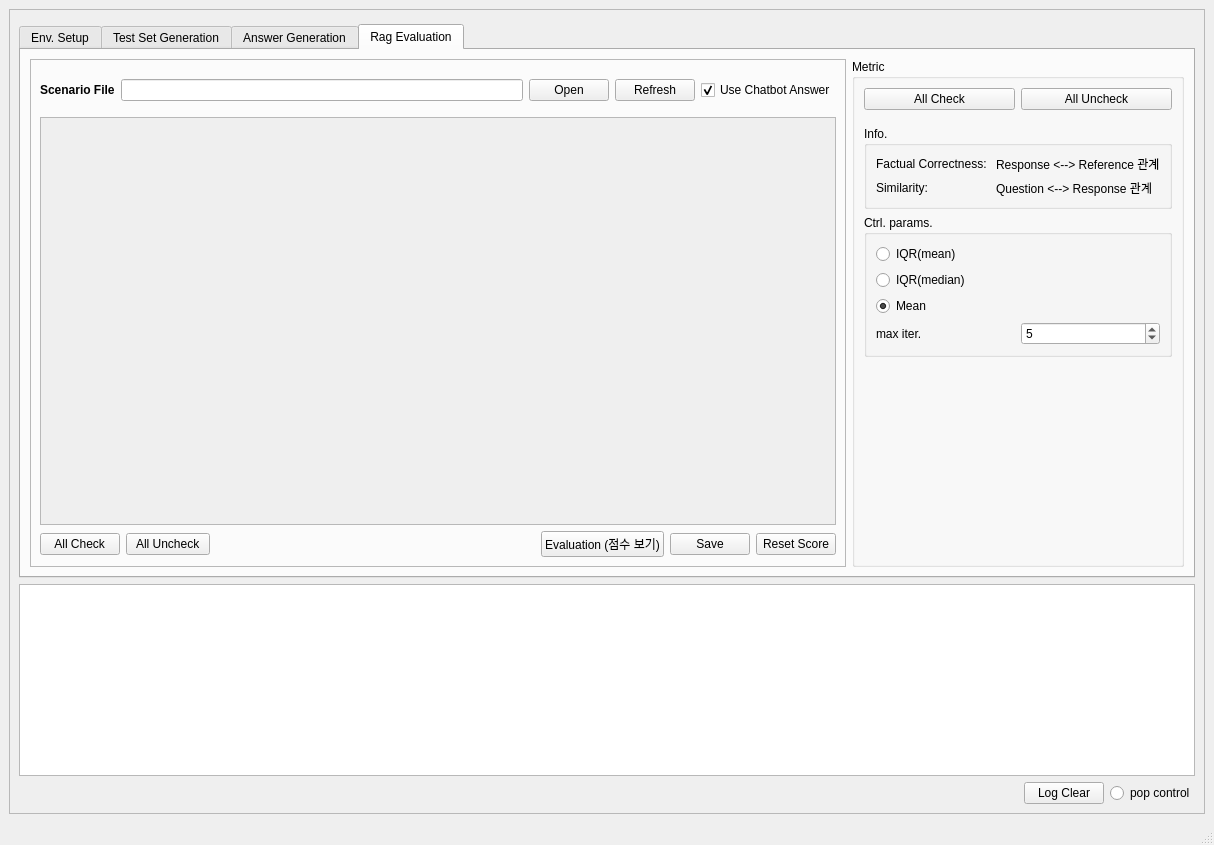
tom-shin/perf_metric, file chatgpt_performance_metric/source/ui_designer/main_frame.ui: the form before one commit.
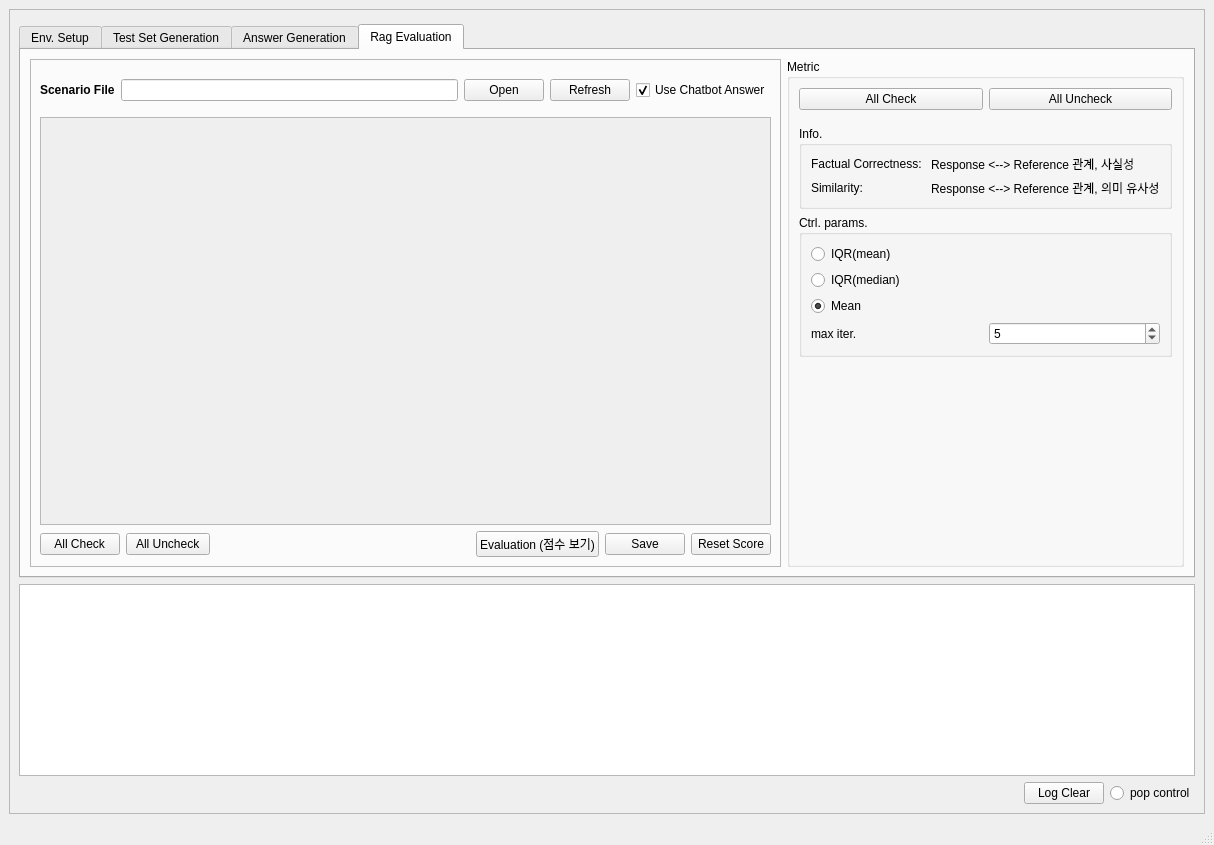
The form after the commit. The open tabs and pages were chosen to show the change.

Commit message:
단어수정
단어수정

```diff
--- a/chatgpt_performance_metric/source/ui_designer/main_frame.ui
+++ b/chatgpt_performance_metric/source/ui_designer/main_frame.ui
@@ -980,7 +980,7 @@
                    <item row="0" column="1">
                     <widget class="QLabel" name="label_14">
                      <property name="text">
-                      <string>Response &lt;--&gt; Reference 관계</string>
+                      <string>Response &lt;--&gt; Reference 관계, 사실성</string>
                      </property>
                     </widget>
                    </item>
@@ -994,7 +994,7 @@
                    <item row="1" column="1">
                     <widget class="QLabel" name="label_16">
                      <property name="text">
-                      <string>Question &lt;--&gt; Response 관계</string>
+                      <string>Response &lt;--&gt; Reference 관계, 의미 유사성</string>
                      </property>
                     </widget>
                    </item>
@@ -1111,7 +1111,7 @@
                   <rect>
                    <x>0</x>
                    <y>0</y>
-                   <width>776</width>
+                   <width>704</width>
                    <height>365</height>
                   </rect>
                  </property>
```
The commit also changes 1 other file.
